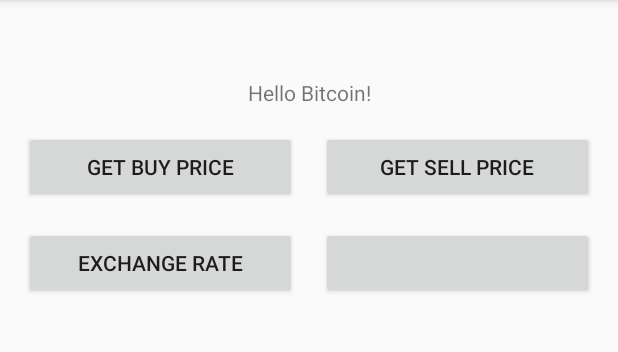
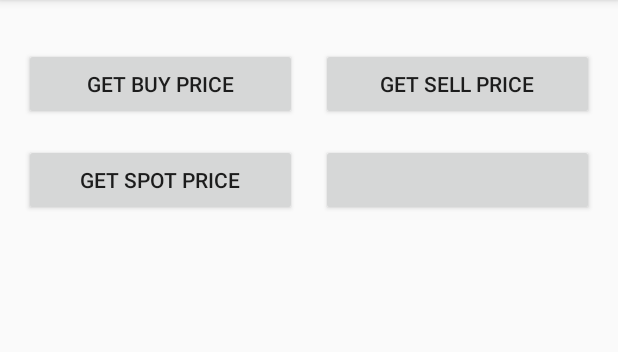
Before and after one commit to Julesssss/BitcoinMaterial, an Android app: the screen it shows after launch (MainActivity), after a tap on "GET BUY PRICE", on a phone screen of 412 x 824 dp, the part 84-436 px from its top. Run offline under Robolectric (Android 15) with nearby library versions, the phone set to English and light mode, and no system bars; our stand-ins replace RxJava; libraries missing offline, so code that uses them is left out: com.jakewharton.retrofit2; network calls fail.

Commit message:
setup basic MVVM architecture

```diff
--- /dev/null
+++ b/app/src/main/java/julesssss/github/bitcoinmaterial/HomeViewModel.kt
@@ -0,0 +1,29 @@
+package julesssss.github.bitcoinmaterial
+
+import io.reactivex.Single
+import io.reactivex.android.schedulers.AndroidSchedulers
+import io.reactivex.schedulers.Schedulers
+import julesssss.github.bitcoinmaterial.api.ServiceProvider.coinbaseService
+import julesssss.github.bitcoinmaterial.data.CurrencyResponse
+import julesssss.github.bitcoinmaterial.data.PriceResponse
+import uk.co.ostmodern.util.SchedulerProvider
+
+class HomeViewModel {
+
+    private val scheduleProvider by lazy { SchedulerProvider(Schedulers.io(), AndroidSchedulers.mainThread()) }
+
+    var currencyPair: String = "BTC-GBP"
+
+    fun getBuyPrice(): Single<PriceResponse> = coinbaseService.getBuyPrice()
+            .compose(scheduleProvider.getSchedulersForSingle())
+
+    fun getSellPrice(): Single<PriceResponse> = coinbaseService.getSellPrice()
+            .compose(scheduleProvider.getSchedulersForSingle())
+
+    fun getSpotPrice(): Single<PriceResponse> = coinbaseService.getSpotPrice(currencyPair)
+            .compose(scheduleProvider.getSchedulersForSingle())
+
+    fun getCurrencies(): Single<CurrencyResponse> = coinbaseService.getCurrencies()
+            .compose(scheduleProvider.getSchedulersForSingle())
+
+}
--- a/app/src/main/java/julesssss/github/bitcoinmaterial/MainActivity.kt
+++ b/app/src/main/java/julesssss/github/bitcoinmaterial/MainActivity.kt
@@ -3,17 +3,14 @@ package julesssss.github.bitcoinmaterial
 import android.os.Bundle
 import android.support.v7.app.AppCompatActivity
 import android.widget.Toast
-import io.reactivex.android.schedulers.AndroidSchedulers
 import io.reactivex.rxkotlin.subscribeBy
-import io.reactivex.schedulers.Schedulers
-import julesssss.github.bitcoinmaterial.api.ServiceProvider.coinbaseService
+import julesssss.github.bitcoinmaterial.data.CurrencyResponse
 import julesssss.github.bitcoinmaterial.data.PriceResponse
 import kotlinx.android.synthetic.main.activity_main.*
-import uk.co.ostmodern.util.SchedulerProvider
 
 class MainActivity : AppCompatActivity() {
 
-    private val scheduleProvider by lazy { SchedulerProvider(Schedulers.io(), AndroidSchedulers.mainThread()) }
+    private val viewModel: HomeViewModel = HomeViewModel()
 
     override fun onCreate(savedInstanceState: Bundle?) {
         super.onCreate(savedInstanceState)
@@ -24,21 +21,33 @@ class MainActivity : AppCompatActivity() {
 
     private fun setupView() {
         buttonBuyPrice.setOnClickListener {
-            coinbaseService.getBuyPrice()
-                    .compose(scheduleProvider.getSchedulersForSingle())
+            viewModel.getBuyPrice()
                     .subscribeBy(
                             onSuccess = this::handlePriceResponse,
                             onError = this::handleError
                     )
         }
         buttonSellPrice.setOnClickListener {
-            coinbaseService.getSellPrice()
-                    .compose(scheduleProvider.getSchedulersForSingle())
+            viewModel.getSellPrice()
                     .subscribeBy(
                             onSuccess = this::handlePriceResponse,
                             onError = this::handleError
                     )
         }
+        buttonSpotPrice.setOnClickListener {
+            viewModel.getSpotPrice()
+                    .subscribeBy(
+                            onSuccess = this::handlePriceResponse,
+                            onError = this::handleError
+                    )
+        }
+        buttonD.setOnClickListener {
+
+        }
+    }
+
+    private fun handleExchangeResponse(currencies: CurrencyResponse) {
+        Toast.makeText(this, "Currencies: ${currencies.currency.rates}", Toast.LENGTH_SHORT).show()
     }
 
     private fun handlePriceResponse(buyPrice: PriceResponse) {
--- a/app/src/main/res/layout/activity_main.xml
+++ b/app/src/main/res/layout/activity_main.xml
@@ -7,27 +7,17 @@
     android:padding="16dp"
     tools:context="julesssss.github.bitcoinmaterial.MainActivity">
 
-    <TextView
-        android:id="@+id/textTitle"
-        android:layout_width="0dp"
-        android:layout_height="wrap_content"
-        android:layout_marginTop="36dp"
-        android:text="Hello Bitcoin!"
-        app:layout_constraintLeft_toLeftOf="parent"
-        app:layout_constraintRight_toRightOf="parent"
-        app:layout_constraintTop_toTopOf="parent"
-        app:layout_constraintWidth_default="wrap" />
-
     <Button
         android:id="@+id/buttonBuyPrice"
         android:layout_width="0dp"
         android:layout_height="wrap_content"
+        android:layout_marginBottom="16dp"
         android:layout_marginEnd="8dp"
         android:layout_marginTop="16dp"
         android:text="Get buy price"
         app:layout_constraintEnd_toStartOf="@+id/buttonSellPrice"
         app:layout_constraintStart_toStartOf="parent"
-        app:layout_constraintTop_toBottomOf="@id/textTitle" />
+        app:layout_constraintTop_toTopOf="parent" />
 
     <Button
         android:id="@+id/buttonSellPrice"
@@ -40,12 +30,12 @@
         app:layout_constraintTop_toTopOf="@id/buttonBuyPrice" />
 
     <Button
-        android:id="@+id/buttonGetExchangePrice"
+        android:id="@+id/buttonSpotPrice"
         android:layout_width="0dp"
         android:layout_height="wrap_content"
         android:layout_marginEnd="8dp"
         android:layout_marginTop="16dp"
-        android:text="Exchange rate"
+        android:text="Get spot price"
         app:layout_constraintEnd_toStartOf="@+id/buttonD"
         app:layout_constraintStart_toStartOf="parent"
         app:layout_constraintTop_toBottomOf="@id/buttonBuyPrice" />
@@ -56,9 +46,9 @@
         android:layout_height="wrap_content"
         android:layout_marginStart="8dp"
         android:text=""
-        app:layout_constraintBottom_toBottomOf="@+id/buttonGetExchangePrice"
+        app:layout_constraintBottom_toBottomOf="@+id/buttonSpotPrice"
         app:layout_constraintEnd_toEndOf="parent"
-        app:layout_constraintStart_toEndOf="@id/buttonGetExchangePrice"
-        app:layout_constraintTop_toTopOf="@id/buttonGetExchangePrice" />
+        app:layout_constraintStart_toEndOf="@id/buttonSpotPrice"
+        app:layout_constraintTop_toTopOf="@id/buttonSpotPrice" />
 
 </android.support.constraint.ConstraintLayout>
```
